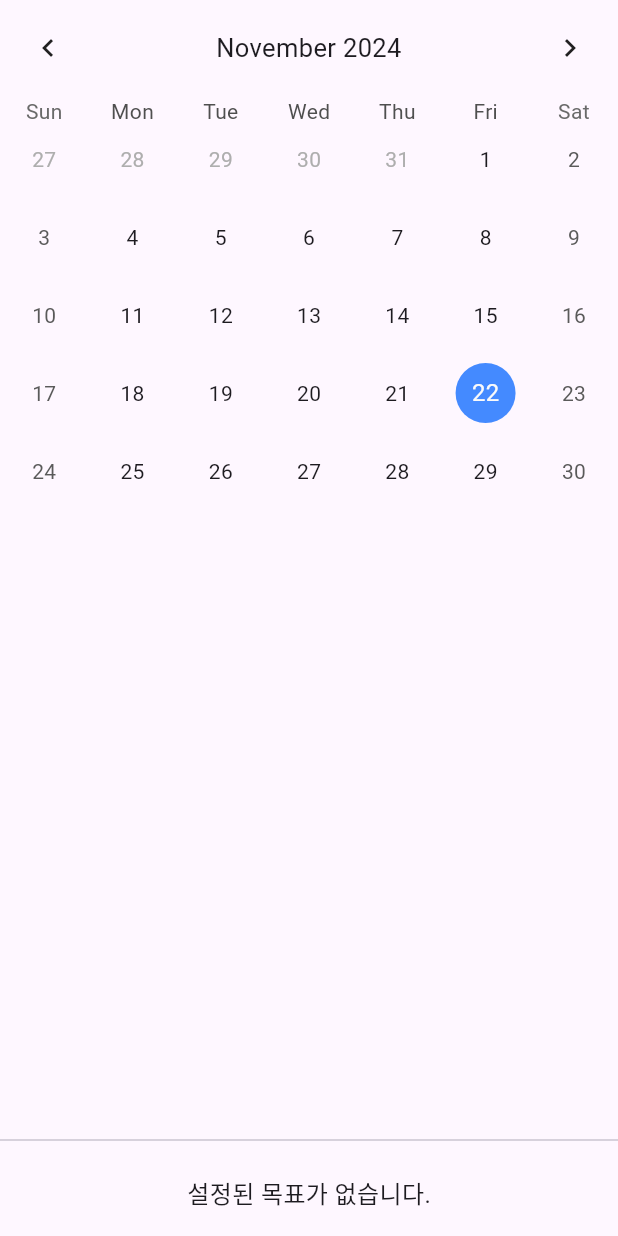
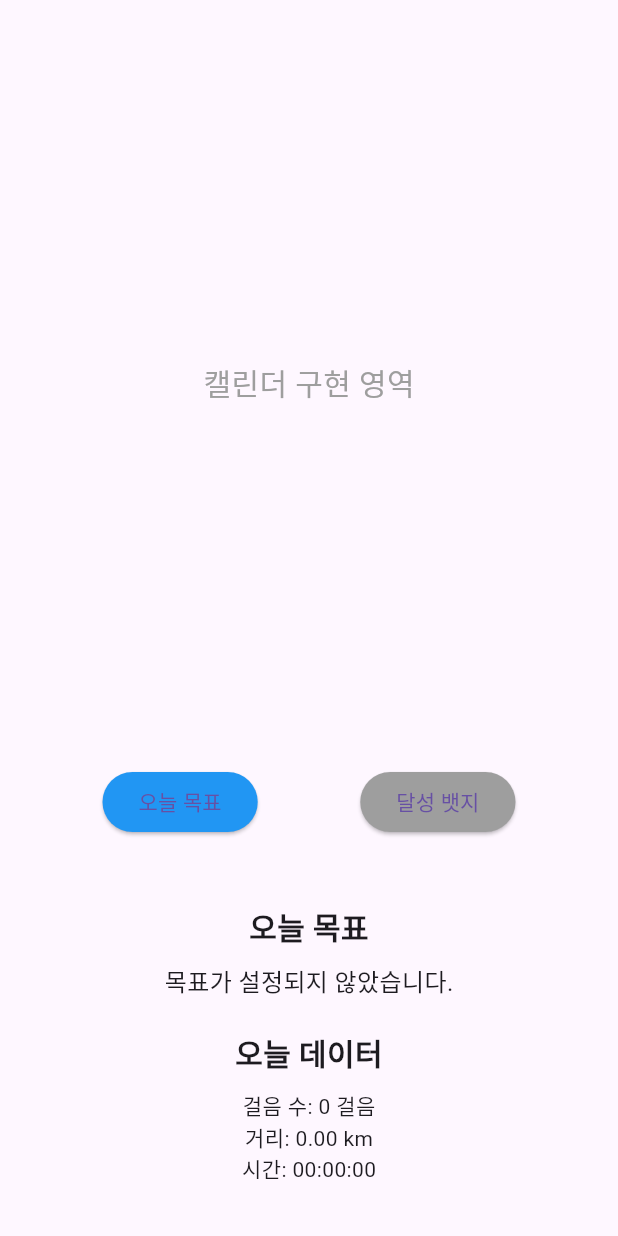
Before and after one commit to janghjun/smu_final_flutter, a Flutter app: the CalendarScreen widget shown alone on an empty page, opened directly with empty values, on a phone screen of 412 x 824 dp. Run offline on Flutter 3.47's test engine with Material 3 defaults, Android fonts, the phone set to English and light mode, and no system bars; drawn by our look-alikes of table_calendar; our stand-ins replace font_awesome_flutter, geolocator, google_maps_flutter, image_picker, pedometer.

Commit message:
11.22 캘린더 추가 (+ 날짜 누르면 오늘 목표 등록, UI 캘린더 아래 목표, 뱃지 버튼 추가 -> 오늘 목표, 오늘 실행한 거리 나타나게, 뱃지 버튼으로 뱃지 나오게 변경하기)

```diff
--- a/lib/screen/calendar_screen.dart
+++ b/lib/screen/calendar_screen.dart
@@ -1,5 +1,4 @@
 import 'package:flutter/material.dart';
-import 'package:table_calendar/table_calendar.dart';
 
 class CalendarScreen extends StatefulWidget {
   final Map<DateTime, String> runningGoals;
@@ -12,101 +11,139 @@ class CalendarScreen extends StatefulWidget {
   }) : super(key: key);
 
   @override
-  _CalendarScreenState createState() => _CalendarScreenState();
+  State<CalendarScreen> createState() => _CalendarScreenState();
 }
 
 class _CalendarScreenState extends State<CalendarScreen> {
-  DateTime _focusedDay = DateTime.now();
-  DateTime? _selectedDay;
-  final TextEditingController _goalController = TextEditingController();
+  bool _showTodayGoal = true;
 
-  @override
-  void dispose() {
-    _goalController.dispose();
-    super.dispose();
-  }
+  // 홈 화면에서 전달받은 데이터
+  final Map<String, dynamic> _todayData = {
+    "steps": 0,
+    "distance": 0.0,
+    "time": "00:00:00",
+  };
 
-  void _setRunningGoal(DateTime date) {
-    showDialog(
-      context: context,
-      builder: (context) => AlertDialog(
-        title: const Text('러닝 목표 설정'),
-        content: TextField(
-          controller: _goalController,
-          decoration: const InputDecoration(hintText: '러닝 목표를 입력하세요'),
-        ),
-        actions: [
-          TextButton(
-            onPressed: () => Navigator.pop(context),
-            child: const Text('취소'),
-          ),
-          TextButton(
-            onPressed: () {
-              if (_goalController.text.isNotEmpty) {
-                widget.onGoalSet(date, _goalController.text);
-                _goalController.clear();
-                Navigator.pop(context);
-              }
-            },
-            child: const Text('저장'),
-          ),
-        ],
-      ),
-    );
+  // 뱃지 데이터 예시
+  final List<String> _achievedBadges = ["10,000 Steps Badge", "5km Badge"];
+  final List<String> _inProgressBadges = ["20,000 Steps Badge", "10km Badge"];
+  final List<String> _inactiveBadges = ["Marathon Badge"];
+
+  // 오늘 목표 및 뱃지 화면 전환
+  void _toggleView(bool showTodayGoal) {
+    setState(() {
+      _showTodayGoal = showTodayGoal;
+    });
   }
 
   @override
   Widget build(BuildContext context) {
+    final today = DateTime.now();
+    final todayGoal = widget.runningGoals[today] ?? "목표가 설정되지 않았습니다.";
+
     return Column(
       children: [
+        // 캘린더와 하단 버튼 영역
         Expanded(
-          flex: 1,
-          child: TableCalendar(
-            firstDay: DateTime.utc(2020, 1, 1),
-            lastDay: DateTime.utc(2100, 12, 31),
-            focusedDay: _focusedDay,
-            selectedDayPredicate: (day) => isSameDay(_selectedDay, day),
-            onDaySelected: (selectedDay, focusedDay) {
-              setState(() {
-                _selectedDay = selectedDay;
-                _focusedDay = focusedDay;
-              });
-              _setRunningGoal(selectedDay);
-            },
-            calendarStyle: const CalendarStyle(
-              todayDecoration: BoxDecoration(
-                color: Colors.blueAccent,
-                shape: BoxShape.circle,
-              ),
-              selectedDecoration: BoxDecoration(
-                color: Colors.amber,
-                shape: BoxShape.circle,
-              ),
-            ),
-            headerStyle: const HeaderStyle(
-              formatButtonVisible: false,
-              titleCentered: true,
+          flex: 4,
+          child: Center(
+            child: Text(
+              "캘린더 구현 영역",
+              style: TextStyle(fontSize: 20, color: Colors.grey),
             ),
           ),
         ),
+        // 버튼 영역
+        Row(
+          mainAxisAlignment: MainAxisAlignment.spaceEvenly,
+          children: [
+            ElevatedButton(
+              onPressed: () => _toggleView(true),
+              style: ElevatedButton.styleFrom(
+                backgroundColor: _showTodayGoal ? Colors.blue : Colors.grey,
+              ),
+              child: const Text("오늘 목표"),
+            ),
+            ElevatedButton(
+              onPressed: () => _toggleView(false),
+              style: ElevatedButton.styleFrom(
+                backgroundColor: !_showTodayGoal ? Colors.blue : Colors.grey,
+              ),
+              child: const Text("달성 뱃지"),
+            ),
+          ],
+        ),
+        const SizedBox(height: 10),
+        // 오늘 목표 또는 뱃지 정보 표시
+        Expanded(
+          flex: 2,
+          child: _showTodayGoal
+              ? _buildTodayGoalView(todayGoal)
+              : _buildBadgeView(),
+        ),
+      ],
+    );
+  }
+
+  // 오늘 목표 화면
+  Widget _buildTodayGoalView(String todayGoal) {
+    return Column(
+      mainAxisAlignment: MainAxisAlignment.center,
+      children: [
+        Text(
+          "오늘 목표",
+          style: const TextStyle(fontSize: 20, fontWeight: FontWeight.bold),
+        ),
+        const SizedBox(height: 10),
+        Text(
+          todayGoal,
+          style: const TextStyle(fontSize: 16),
+        ),
+        const SizedBox(height: 20),
+        Text(
+          "오늘 데이터",
+          style: const TextStyle(fontSize: 20, fontWeight: FontWeight.bold),
+        ),
+        const SizedBox(height: 10),
+        Text("걸음 수: ${_todayData['steps']} 걸음"),
+        Text("거리: ${_todayData['distance'].toStringAsFixed(2)} km"),
+        Text("시간: ${_todayData['time']}"),
+      ],
+    );
+  }
+
+  // 뱃지 화면
+  Widget _buildBadgeView() {
+    return Column(
+      mainAxisAlignment: MainAxisAlignment.start,
+      crossAxisAlignment: CrossAxisAlignment.start,
+      children: [
+        const Text(
+          "달성한 뱃지",
+          style: TextStyle(fontSize: 18, fontWeight: FontWeight.bold),
+        ),
+        ..._achievedBadges.map((badge) => ListTile(
+          leading: const Icon(Icons.star, color: Colors.amber),
+          title: Text(badge),
+        )),
         const Divider(),
-        if (widget.runningGoals.containsKey(_selectedDay ?? DateTime.now())) ...[
-          Padding(
-            padding: const EdgeInsets.all(16.0),
-            child: Text(
-              '목표: ${widget.runningGoals[_selectedDay ?? DateTime.now()]}',
-              style: const TextStyle(fontSize: 16, fontWeight: FontWeight.bold),
-            ),
-          ),
-        ] else ...[
-          const Padding(
-            padding: EdgeInsets.all(16.0),
-            child: Text(
-              '설정된 목표가 없습니다.',
-              style: TextStyle(fontSize: 16),
-            ),
-          ),
-        ],
+        const Text(
+          "진행 중인 뱃지",
+          style: TextStyle(fontSize: 18, fontWeight: FontWeight.bold),
+        ),
+        ..._inProgressBadges.map((badge) => ListTile(
+          leading: const Icon(Icons.star_half, color: Colors.blue),
+          title: Text(badge),
+        )),
+        const Divider(),
+        const Text(
+          "진행하지 않는 뱃지",
+          style: TextStyle(fontSize: 18, fontWeight: FontWeight.bold),
+        ),
+        ..._inactiveBadges.map((badge) => ListTile(
+          leading: const Icon(Icons.star_outline, color: Colors.grey),
+          title: Text(badge),
+        )),
       ],
     );
   }
```
